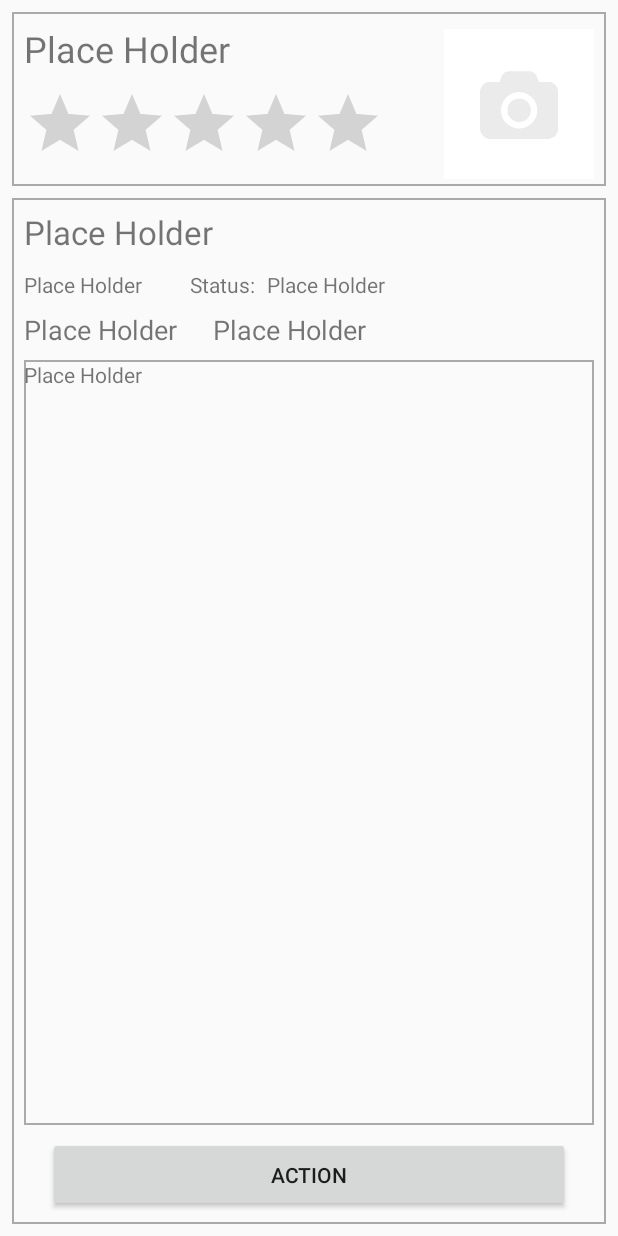
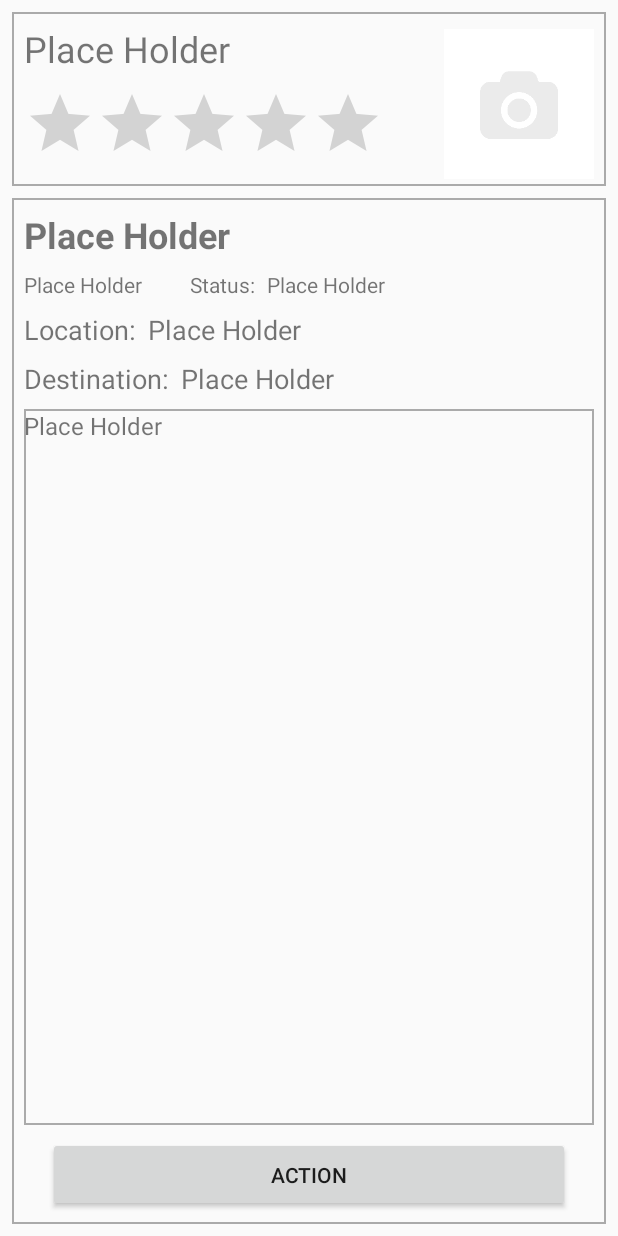
Before and after one commit to utpatrick/ihelp_android_app, an Android app: the ViewTask screen opened directly, with no data from a screen before it, on a phone screen of 412 x 824 dp. Run offline under Robolectric (Android 15) with nearby library versions, the phone set to English and light mode, and no system bars; our stand-ins replace Picasso, Volley; libraries missing offline, so code that uses them is left out: com.facebook, com.facebook.login; network calls fail; pictures from the network do not load; 2 statements that could not run were skipped.

Commit message:
modified the style of viewtask page

```diff
--- a/iHelp/app/build.gradle
+++ b/iHelp/app/build.gradle
@@ -20,7 +20,7 @@ android {
 }
 
 dependencies {
-    implementation fileTree(dir: 'libs', include: ['*.jar'])
+    implementation fileTree(include: ['*.jar'], dir: 'libs')
     implementation 'com.android.support:appcompat-v7:26.1.0'
     implementation 'com.android.support.constraint:constraint-layout:1.0.2'
     implementation 'com.android.support:design:26.1.0'
--- a/iHelp/app/src/main/java/com/utexas/ee382v/ihelp/ViewTask.java
+++ b/iHelp/app/src/main/java/com/utexas/ee382v/ihelp/ViewTask.java
@@ -65,9 +65,11 @@ public class ViewTask extends AppCompatActivity {
                     TextView titleView = findViewById(R.id.view_task_title);
                     titleView.setText(title);
                     TextView locationView = findViewById(R.id.view_task_location);
-                    locationView.setText("Location: " + location);
+                    locationView.setText(location);
+                    locationView.setTextColor(getResources().getColor(R.color.coral));
                     TextView destView = findViewById(R.id.view_task_dest);
-                    destView.setText("Destination: " + destination);
+                    destView.setText(destination);
+                    destView.setTextColor(getResources().getColor(R.color.coral));
                     TextView contentView = findViewById(R.id.view_task_content);
                     contentView.setText(detail);
                     TextView statusView = findViewById(R.id.view_task_status);
--- a/iHelp/app/src/main/res/layout/activity_view_task.xml
+++ b/iHelp/app/src/main/res/layout/activity_view_task.xml
@@ -66,7 +66,7 @@
         android:background="@drawable/border"
         app:layout_constraintBottom_toBottomOf="parent"
         app:layout_constraintEnd_toEndOf="parent"
-        app:layout_constraintHorizontal_bias="1.0"
+        app:layout_constraintHorizontal_bias="0.0"
         app:layout_constraintLeft_toLeftOf="parent"
         app:layout_constraintStart_toStartOf="parent"
         app:layout_constraintTop_toBottomOf="@+id/constraintLayout3"
@@ -91,7 +91,8 @@
             android:layout_marginStart="8dp"
             android:layout_marginTop="8dp"
             android:text="@string/place_holder"
-            android:textSize="22sp"
+            android:textSize="24sp"
+            android:textStyle="bold"
             app:layout_constraintLeft_toLeftOf="parent"
             app:layout_constraintStart_toStartOf="parent"
             app:layout_constraintTop_toTopOf="parent" />
@@ -101,22 +102,22 @@
             android:layout_width="wrap_content"
             android:layout_height="wrap_content"
             android:layout_marginStart="8dp"
-            android:layout_marginTop="8dp"
             android:text="@string/place_holder"
             android:textSize="18sp"
-            app:layout_constraintStart_toStartOf="parent"
-            app:layout_constraintTop_toBottomOf="@+id/view_task_type" />
+            app:layout_constraintBottom_toBottomOf="@+id/view_task_location_label"
+            app:layout_constraintStart_toEndOf="@+id/view_task_location_label"
+            app:layout_constraintTop_toTopOf="@+id/view_task_location_label" />
 
         <TextView
             android:id="@+id/view_task_dest"
             android:layout_width="wrap_content"
             android:layout_height="wrap_content"
-            android:layout_marginStart="24dp"
+            android:layout_marginStart="8dp"
             android:text="@string/place_holder"
             android:textSize="18sp"
-            app:layout_constraintBottom_toBottomOf="@+id/view_task_location"
-            app:layout_constraintStart_toEndOf="@+id/view_task_location"
-            app:layout_constraintTop_toTopOf="@+id/view_task_location" />
+            app:layout_constraintBottom_toBottomOf="@+id/view_task_destination_label"
+            app:layout_constraintStart_toEndOf="@+id/view_task_destination_label"
+            app:layout_constraintTop_toTopOf="@+id/view_task_destination_label" />
 
         <Button
             android:id="@+id/view_task_action_btn"
@@ -142,10 +143,11 @@
             android:layout_marginTop="8dp"
             android:background="@drawable/border"
             android:text="@string/place_holder"
+            android:textSize="16sp"
             app:layout_constraintBottom_toTopOf="@+id/view_task_action_btn"
             app:layout_constraintEnd_toEndOf="parent"
             app:layout_constraintStart_toStartOf="parent"
-            app:layout_constraintTop_toBottomOf="@+id/view_task_location" />
+            app:layout_constraintTop_toBottomOf="@+id/view_task_dest" />
 
         <TextView
             android:id="@+id/view_task_status"
@@ -168,5 +170,29 @@
             app:layout_constraintStart_toEndOf="@+id/view_task_type"
             app:layout_constraintTop_toTopOf="@+id/view_task_type" />
 
+        <TextView
+            android:id="@+id/view_task_location_label"
+            android:layout_width="wrap_content"
+            android:layout_height="wrap_content"
+            android:layout_marginLeft="16dp"
+            android:layout_marginStart="8dp"
+            android:layout_marginTop="8dp"
+            android:text="@string/location"
+            android:textSize="18sp"
+            app:layout_constraintLeft_toLeftOf="parent"
+            app:layout_constraintStart_toStartOf="parent"
+            app:layout_constraintTop_toBottomOf="@+id/view_task_type" />
+
+        <TextView
+            android:id="@+id/view_task_destination_label"
+            android:layout_width="wrap_content"
+            android:layout_height="wrap_content"
+            android:layout_marginStart="8dp"
+            android:layout_marginTop="8dp"
+            android:text="@string/Destination"
+            android:textSize="18sp"
+            app:layout_constraintStart_toStartOf="parent"
+            app:layout_constraintTop_toBottomOf="@+id/view_task_location_label" />
+
     </android.support.constraint.ConstraintLayout>
 </android.support.constraint.ConstraintLayout>
--- a/iHelp/app/src/main/res/values/colors.xml
+++ b/iHelp/app/src/main/res/values/colors.xml
@@ -13,6 +13,8 @@
     <color name="yellow">#F1C40F</color>
     <color name="green">#27AE60</color>
     <color name="blue">#2874A6</color>
+    <color name="coral">#FF7F50	</color>
+
 
     <color name="active_dots">#fffafa</color>
     <color name="inactive_dots">#83878b</color>
--- a/iHelp/app/src/main/res/values/strings.xml
+++ b/iHelp/app/src/main/res/values/strings.xml
@@ -58,4 +58,6 @@
     <string name="rate_task">Rate this task</string>
     <string name="rating_cancel">Cancel</string>
     <string name="rating_confirm">Confirm</string>
+    <string name="location">Location:</string>
+    <string name="Destination">Destination:</string>
 </resources>
```
